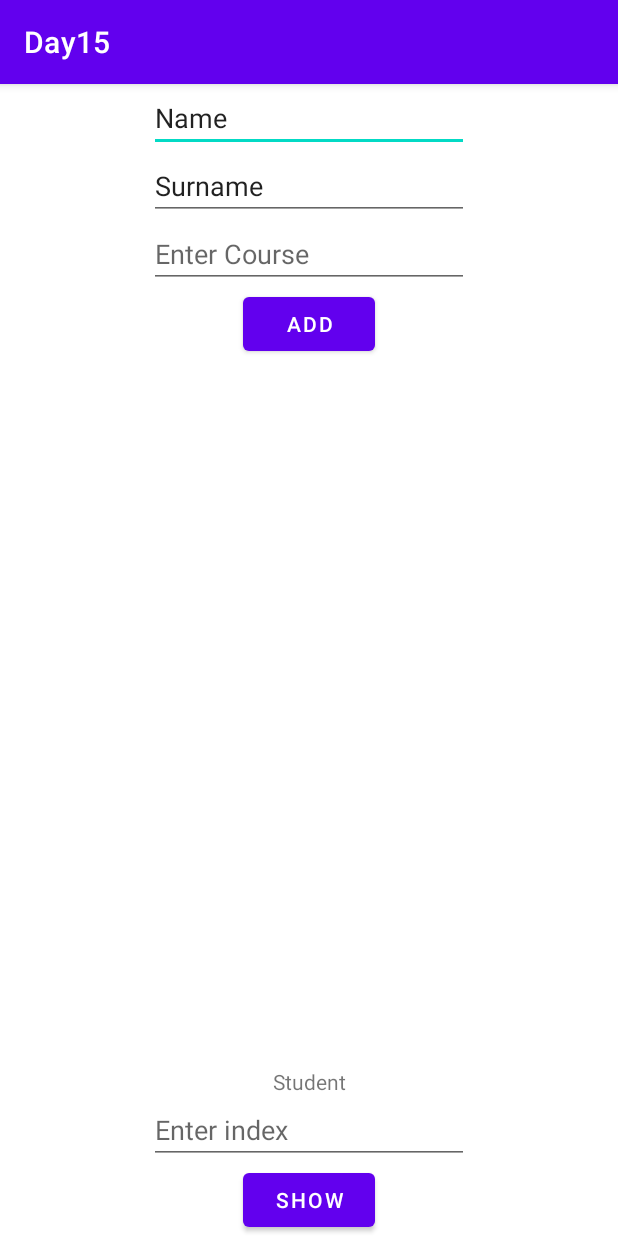
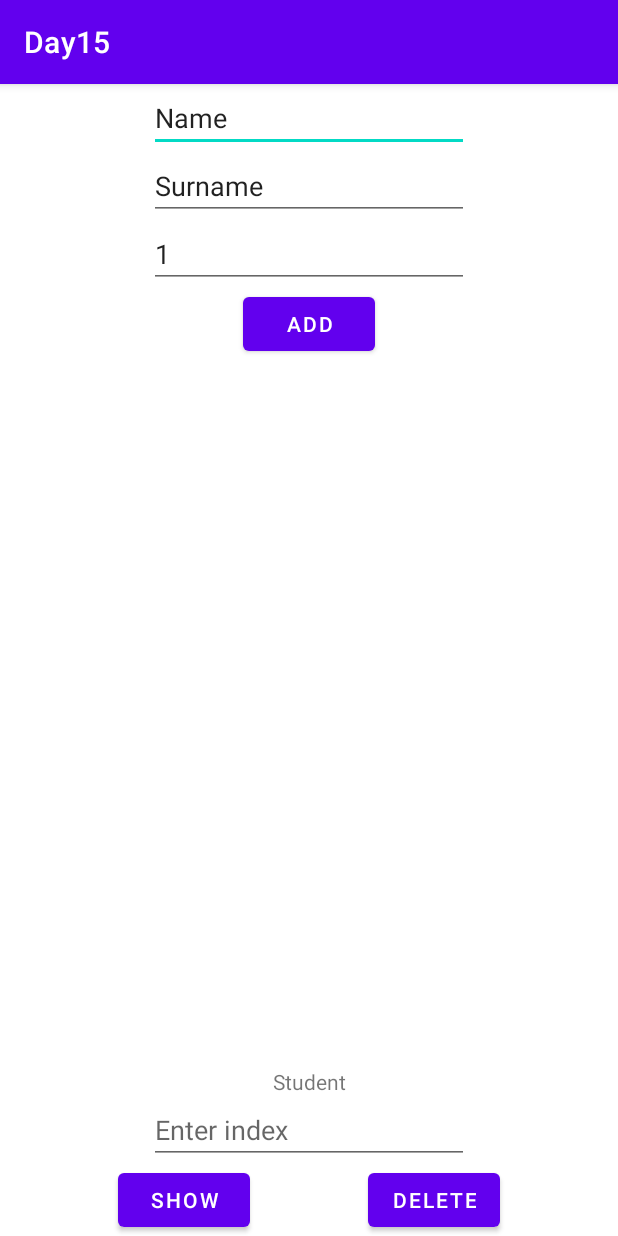
Before and after one commit to rensia1/AndroidCourse, an Android app: the screen it shows after launch (MainActivity), after a tap on "ADD", on a phone screen of 412 x 824 dp. Run offline under Robolectric (Android 15) with nearby library versions, the phone set to English and light mode, and no system bars.

```diff
--- a/Day15/app/src/main/java/lv/rensia/day15/MainActivity.kt
+++ b/Day15/app/src/main/java/lv/rensia/day15/MainActivity.kt
@@ -18,26 +18,41 @@ class MainActivity : AppCompatActivity() {
 
         val btnAdd = findViewById<Button>(R.id.btnAdd)
         val btnShow = findViewById<Button>(R.id.btnShow)
+        val btnDelete = findViewById<Button>(R.id.btnDelete)
+
+
+
 
         var lst = mutableListOf<Student>()
         btnAdd.setOnClickListener {
-            val etName = findViewById<EditText>(R.id.etName)
-            val etSurname = findViewById<EditText>(R.id.etSurname)
-            val etCourse = findViewById<EditText>(R.id.etCourse)
-            lst.add(Student(etName.text.toString(), etSurname.text.toString(), etCourse.text.toString().toInt()))
+            val etName = findViewById<EditText>(R.id.etName).text.toString()
+            val etSurname = findViewById<EditText>(R.id.etSurname).text.toString()
+            val etCourse = findViewById<EditText>(R.id.etCourse).text.toString().toInt()
+            lst.add(Student(etName, etSurname, etCourse))
+
 
         }
 
         btnShow.setOnClickListener {
-            val etIndex = findViewById<EditText>(R.id.etIndex)
             val tvShowStudent = findViewById<TextView>(R.id.tvShowStudent)
+            val index = findViewById<EditText>(R.id.etIndex).text.toString().toInt()
 
-            if(etIndex.text.toString().toInt() < lst.size ) {
-                tvShowStudent.text = lst[etIndex.text.toString().toInt()].name
+            if(index < lst.size ) {
+                tvShowStudent.text = lst[index].name
             }else {
                 Toast.makeText(this, "There are no elements with that index", Toast.LENGTH_SHORT).show()
             }
 
+        }
+
+        btnDelete.setOnClickListener {
+            val index = findViewById<EditText>(R.id.etIndex).text.toString().toInt()
+            if(index < lst.size) {
+                lst.removeAt(index)
+                Toast.makeText(this, "Removed", Toast.LENGTH_SHORT).show()
+            } else {
+                Toast.makeText(this, "No such element", Toast.LENGTH_SHORT).show()
+            }
         }
 
 //        btnDemo.setOnClickListener{
--- a/Day15/app/src/main/res/layout/activity_main.xml
+++ b/Day15/app/src/main/res/layout/activity_main.xml
@@ -37,6 +37,7 @@
         android:ems="10"
         android:hint="Enter Course"
         android:inputType="number"
+        android:text="1"
         app:layout_constraintEnd_toEndOf="parent"
         app:layout_constraintStart_toStartOf="parent"
         app:layout_constraintTop_toBottomOf="@+id/etSurname" />
@@ -57,6 +58,8 @@
         android:text="Show"
         app:layout_constraintBottom_toBottomOf="parent"
         app:layout_constraintEnd_toEndOf="parent"
+        app:layout_constraintEnd_toStartOf="@+id/btnDelete"
+        app:layout_constraintHorizontal_bias="0.5"
         app:layout_constraintStart_toStartOf="parent" />
 
     <EditText
@@ -78,4 +81,14 @@
         app:layout_constraintBottom_toTopOf="@+id/etIndex"
         app:layout_constraintEnd_toEndOf="parent"
         app:layout_constraintStart_toStartOf="parent" />
+
+    <Button
+        android:id="@+id/btnDelete"
+        android:layout_width="wrap_content"
+        android:layout_height="wrap_content"
+        android:text="Delete"
+        app:layout_constraintEnd_toEndOf="parent"
+        app:layout_constraintHorizontal_bias="0.5"
+        app:layout_constraintStart_toEndOf="@+id/btnShow"
+        app:layout_constraintTop_toBottomOf="@+id/etIndex" />
 </androidx.constraintlayout.widget.ConstraintLayout>
```
